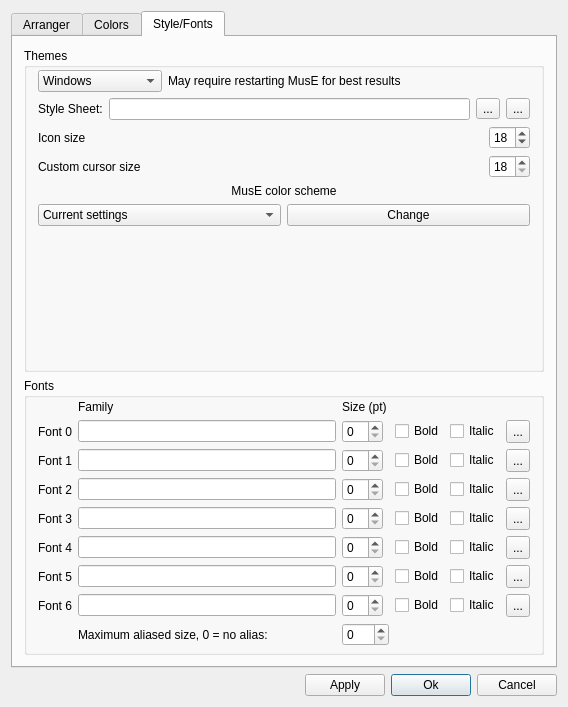
Before: the Qt Designer form muse3/muse/components/appearancebase.ui in emrum/muse, drawn with Qt 5.
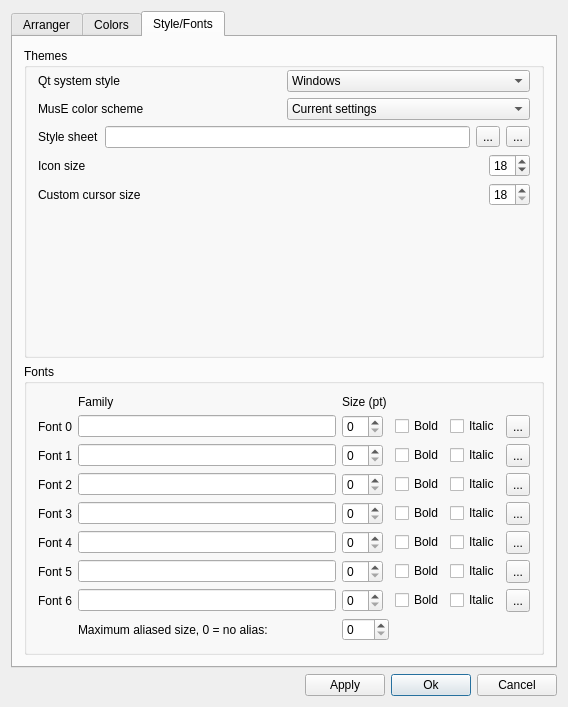
After: the same form once the commit is applied. The open tabs and pages were chosen to show the change. Custom widgets are drawn as their Qt base class.

Commit message: Appearance dlg - fixes for styles and font0

Patch:
```diff
--- a/muse3/muse/components/appearancebase.ui
+++ b/muse3/muse/components/appearancebase.ui
@@ -1173,6 +1173,13 @@
           </property>
           <item>
            <layout class="QHBoxLayout">
+            <item>
+             <widget class="QLabel" name="label_5">
+              <property name="text">
+               <string>Qt system style</string>
+              </property>
+             </widget>
+            </item>
             <item>
              <widget class="QComboBox" name="themeComboBox">
               <property name="sizePolicy">
@@ -1223,28 +1230,28 @@
               </item>
              </widget>
             </item>
+           </layout>
+          </item>
+          <item>
+           <layout class="QHBoxLayout" name="horizontalLayout_5">
             <item>
-             <widget class="QLabel" name="theme_label">
+             <widget class="QLabel" name="label_6">
               <property name="text">
-               <string>May require restarting MusE for best results</string>
+               <string>MusE color scheme</string>
               </property>
              </widget>
             </item>
             <item>
-             <spacer name="Spacer2">
-              <property name="orientation">
-               <enum>Qt::Horizontal</enum>
+             <widget class="QComboBox" name="colorSchemeComboBox">
+              <property name="currentText">
+               <string>Current settings</string>
               </property>
-              <property name="sizeType">
-               <enum>QSizePolicy::Expanding</enum>
-              </property>
-              <property name="sizeHint" stdset="0">
-               <size>
-                <width>90</width>
-                <height>20</height>
-               </size>
-              </property>
-             </spacer>
+              <item>
+               <property name="text">
+                <string>Current settings</string>
+               </property>
+              </item>
+             </widget>
             </item>
            </layout>
           </item>
@@ -1253,7 +1260,7 @@
             <item>
              <widget class="QLabel" name="label_41">
               <property name="text">
-               <string>Style Sheet:</string>
+               <string>Style sheet</string>
               </property>
              </widget>
             </item>
@@ -1354,39 +1361,6 @@
             </item>
            </layout>
           </item>
-          <item>
-           <widget class="QLabel" name="label_2">
-            <property name="text">
-             <string>MusE color scheme</string>
-            </property>
-            <property name="alignment">
-             <set>Qt::AlignCenter</set>
-            </property>
-           </widget>
-          </item>
-          <item>
-           <layout class="QHBoxLayout" name="horizontalLayout_5">
-            <item>
-             <widget class="QComboBox" name="colorSchemeComboBox">
-              <property name="currentText">
-               <string>Current settings</string>
-              </property>
-              <item>
-               <property name="text">
-                <string>Current settings</string>
-               </property>
-              </item>
-             </widget>
-            </item>
-            <item>
-             <widget class="QPushButton" name="changeThemeButton">
-              <property name="text">
-               <string>Change</string>
-              </property>
-             </widget>
-            </item>
-           </layout>
-          </item>
           <item>
            <spacer name="spacer3">
             <property name="orientation">
@@ -1412,39 +1386,7 @@
           <string>Fonts</string>
          </property>
          <layout class="QGridLayout" name="gridLayout_6">
-          <property name="leftMargin">
-           <number>11</number>
-          </property>
-          <property name="topMargin">
-           <number>2</number>
-          </property>
-          <property name="rightMargin">
-           <number>11</number>
-          </property>
-          <property name="bottomMargin">
-           <number>6</number>
-          </property>
-          <property name="spacing">
-           <number>6</number>
-          </property>
-          <item row="6" column="2">
-           <widget class="QSpinBox" name="fontSize4">
-            <property name="sizePolicy">
-             <sizepolicy hsizetype="Maximum" vsizetype="Fixed">
-              <horstretch>0</horstretch>
-              <verstretch>0</verstretch>
-             </sizepolicy>
-            </property>
-           </widget>
-          </item>
-          <item row="3" column="4">
-           <widget class="QCheckBox" name="italic1">
-            <property name="text">
-             <string>Italic</string>
-            </property>
-           </widget>
-          </item>
-          <item row="3" column="1">
+          <item row="2" column="1">
            <widget class="QLineEdit" name="fontName1">
             <property name="sizePolicy">
              <sizepolicy hsizetype="Expanding" vsizetype="Fixed">
@@ -1454,31 +1396,47 @@
             </property>
            </widget>
           </item>
-          <item row="1" column="2">
-           <widget class="QLabel" name="TextLabel1_1">
-            <property name="text">
-             <string>Size (pt)</string>
-            </property>
-            <property name="wordWrap">
-             <bool>false</bool>
-            </property>
-           </widget>
-          </item>
-          <item row="4" column="4">
-           <widget class="QCheckBox" name="italic2">
+          <item row="2" column="4">
+           <widget class="QCheckBox" name="italic1">
             <property name="text">
              <string>Italic</string>
             </property>
            </widget>
           </item>
-          <item row="2" column="3">
-           <widget class="QCheckBox" name="bold0">
+          <item row="6" column="3">
+           <widget class="QCheckBox" name="bold5">
             <property name="text">
              <string>Bold</string>
             </property>
            </widget>
           </item>
-          <item row="7" column="0">
+          <item row="1" column="5">
+           <widget class="QToolButton" name="fontBrowse0">
+            <property name="sizePolicy">
+             <sizepolicy hsizetype="Maximum" vsizetype="Minimum">
+              <horstretch>0</horstretch>
+              <verstretch>0</verstretch>
+             </sizepolicy>
+            </property>
+            <property name="text">
+             <string>...</string>
+            </property>
+           </widget>
+          </item>
+          <item row="3" column="5">
+           <widget class="QToolButton" name="fontBrowse2">
+            <property name="sizePolicy">
+             <sizepolicy hsizetype="Maximum" vsizetype="Minimum">
+              <horstretch>0</horstretch>
+              <verstretch>0</verstretch>
+             </sizepolicy>
+            </property>
+            <property name="text">
+             <string>...</string>
+            </property>
+           </widget>
+          </item>
+          <item row="6" column="0">
            <widget class="QLabel" name="textLabel7_2">
             <property name="text">
              <string>Font 5</string>
@@ -1488,55 +1446,148 @@
             </property>
            </widget>
           </item>
-          <item row="5" column="4">
+          <item row="2" column="0">
+           <widget class="QLabel" name="textLabel4">
+            <property name="text">
+             <string>Font 1</string>
+            </property>
+            <property name="wordWrap">
+             <bool>false</bool>
+            </property>
+           </widget>
+          </item>
+          <item row="4" column="5">
+           <widget class="QToolButton" name="fontBrowse3">
+            <property name="sizePolicy">
+             <sizepolicy hsizetype="Maximum" vsizetype="Minimum">
+              <horstretch>0</horstretch>
+              <verstretch>0</verstretch>
+             </sizepolicy>
+            </property>
+            <property name="text">
+             <string>...</string>
+            </property>
+           </widget>
+          </item>
+          <item row="4" column="0">
+           <widget class="QLabel" name="textLabel6">
+            <property name="text">
+             <string>Font 3</string>
+            </property>
+            <property name="wordWrap">
+             <bool>false</bool>
+            </property>
+           </widget>
+          </item>
+          <item row="3" column="2">
+           <widget class="QSpinBox" name="fontSize2">
+            <property name="sizePolicy">
+             <sizepolicy hsizetype="Maximum" vsizetype="Fixed">
+              <horstretch>0</horstretch>
+              <verstretch>0</verstretch>
+             </sizepolicy>
+            </property>
+           </widget>
+          </item>
+          <item row="4" column="1">
+           <widget class="QLineEdit" name="fontName3">
+            <property name="sizePolicy">
+             <sizepolicy hsizetype="Expanding" vsizetype="Fixed">
+              <horstretch>0</horstretch>
+              <verstretch>0</verstretch>
+             </sizepolicy>
+            </property>
+           </widget>
+          </item>
+          <item row="6" column="1">
+           <widget class="QLineEdit" name="fontName5">
+            <property name="sizePolicy">
+             <sizepolicy hsizetype="Expanding" vsizetype="Fixed">
+              <horstretch>0</horstretch>
+              <verstretch>0</verstretch>
+             </sizepolicy>
+            </property>
+           </widget>
+          </item>
+          <item row="1" column="1">
+           <widget class="QLineEdit" name="fontName0">
+            <property name="sizePolicy">
+             <sizepolicy hsizetype="Expanding" vsizetype="Fixed">
+              <horstretch>0</horstretch>
+              <verstretch>0</verstretch>
+             </sizepolicy>
+            </property>
+           </widget>
+          </item>
+          <item row="4" column="4">
            <widget class="QCheckBox" name="italic3">
             <property name="text">
              <string>Italic</string>
             </property>
            </widget>
           </item>
-          <item row="2" column="5">
-           <widget class="QToolButton" name="fontBrowse0">
-            <property name="sizePolicy">
-             <sizepolicy hsizetype="Maximum" vsizetype="Minimum">
-              <horstretch>0</horstretch>
-              <verstretch>0</verstretch>
-             </sizepolicy>
-            </property>
-            <property name="text">
-             <string>...</string>
-            </property>
-           </widget>
-          </item>
-          <item row="8" column="4">
+          <item row="7" column="4">
            <widget class="QCheckBox" name="italic6">
             <property name="text">
              <string>Italic</string>
             </property>
            </widget>
           </item>
-          <item row="8" column="5">
-           <widget class="QToolButton" name="fontBrowse6">
-            <property name="sizePolicy">
-             <sizepolicy hsizetype="Maximum" vsizetype="Minimum">
-              <horstretch>0</horstretch>
-              <verstretch>0</verstretch>
-             </sizepolicy>
+          <item row="8" column="2">
+           <widget class="QSpinBox" name="maxAliasedPointSize">
+            <property name="toolTip">
+             <string>At what point size to switch from aliased text
+ to non-aliased text.
+Zero means never alias, always use anti-aliasing.
+For certain controls such as compact sliders.
+Aliased text is bright and sharp but may look poor
+ in some cases.
+The font family is forced to 'Sans', which should 
+ give reasonable results at low point sizes.</string>
             </property>
-            <property name="text">
-             <string>...</string>
+            <property name="whatsThis">
+             <string>At what point size to switch from aliased text
+ to non-aliased text.
+Zero means never alias, always use anti-aliasing.
+For certain controls such as compact sliders.
+Aliased text is bright and sharp but may look poor
+ in some cases.
+The font family is forced to 'Sans', which should 
+ give reasonable results at low point sizes.</string>
+            </property>
+            <property name="suffix">
+             <string/>
+            </property>
+            <property name="minimum">
+             <number>0</number>
+            </property>
+            <property name="maximum">
+             <number>100</number>
+            </property>
+            <property name="value">
+             <number>0</number>
             </property>
            </widget>
           </item>
-          <item row="4" column="3">
+          <item row="3" column="3">
            <widget class="QCheckBox" name="bold2">
             <property name="text">
              <string>Bold</string>
             </property>
            </widget>
           </item>
-          <item row="3" column="2">
-           <widget class="QSpinBox" name="fontSize1">
+          <item row="7" column="1">
+           <widget class="QLineEdit" name="fontName6">
+            <property name="sizePolicy">
+             <sizepolicy hsizetype="Expanding" vsizetype="Fixed">
+              <horstretch>0</horstretch>
+              <verstretch>0</verstretch>
+             </sizepolicy>
+            </property>
+           </widget>
+          </item>
+          <item row="5" column="2">
+           <widget class="QSpinBox" name="fontSize4">
             <property name="sizePolicy">
              <sizepolicy hsizetype="Maximum" vsizetype="Fixed">
               <horstretch>0</horstretch>
@@ -1545,63 +1596,41 @@
             </property>
            </widget>
           </item>
-          <item row="5" column="5">
-           <widget class="QToolButton" name="fontBrowse3">
-            <property name="sizePolicy">
-             <sizepolicy hsizetype="Maximum" vsizetype="Minimum">
-              <horstretch>0</horstretch>
-              <verstretch>0</verstretch>
-             </sizepolicy>
+          <item row="7" column="0">
+           <widget class="QLabel" name="textLabel7_3">
+            <property name="text">
+             <string>Font 6</string>
             </property>
+            <property name="wordWrap">
+             <bool>false</bool>
+            </property>
+           </widget>
+          </item>
+          <item row="5" column="3">
+           <widget class="QCheckBox" name="bold4">
             <property name="text">
-             <string>...</string>
+             <string>Bold</string>
             </property>
            </widget>
           </item>
-          <item row="7" column="5">
-           <widget class="QToolButton" name="fontBrowse5">
+          <item row="5" column="1">
+           <widget class="QLineEdit" name="fontName4">
             <property name="sizePolicy">
-             <sizepolicy hsizetype="Maximum" vsizetype="Minimum">
+             <sizepolicy hsizetype="Expanding" vsizetype="Fixed">
               <horstretch>0</horstretch>
               <verstretch>0</verstretch>
              </sizepolicy>
             </property>
-            <property name="text">
-             <string>...</string>
-            </property>
            </widget>
           </item>
-          <item row="7" column="4">
+          <item row="6" column="4">
            <widget class="QCheckBox" name="italic5">
             <property name="text">
              <string>Italic</string>
             </property>
            </widget>
           </item>
-          <item row="4" column="5">
-           <widget class="QToolButton" name="fontBrowse2">
-            <property name="sizePolicy">
-             <sizepolicy hsizetype="Maximum" vsizetype="Minimum">
-              <horstretch>0</horstretch>
-              <verstretch>0</verstretch>
-             </sizepolicy>
-            </property>
-            <property name="text">
-             <string>...</string>
-            </property>
-           </widget>
-          </item>
-          <item row="3" column="0">
-           <widget class="QLabel" name="textLabel4">
-            <property name="text">
-             <string>Font 1</string>
-            </property>
-            <property name="wordWrap">
-             <bool>false</bool>
-            </property>
-           </widget>
-          </item>
-          <item row="2" column="0">
+          <item row="1" column="0">
            <widget class="QLabel" name="textLabel3">
             <property name="text">
              <string>Font 0</string>
@@ -1611,8 +1640,42 @@
             </property>
            </widget>
           </item>
+          <item row="1" column="3">
+           <widget class="QCheckBox" name="bold0">
+            <property name="text">
+             <string>Bold</string>
+            </property>
+           </widget>
+          </item>
+          <item row="0" column="1">
+           <widget class="QLabel" name="textLabel2">
+            <property name="text">
+             <string>Family</string>
+            </property>
+            <property name="wordWrap">
+             <bool>false</bool>
+            </property>
+           </widget>
+          </item>
+          <item row="5" column="0">
+           <widget class="QLabel" name="textLabel7">
+            <property name="text">
+             <string>Font 4</string>
+            </property>
+            <property name="wordWrap">
+             <bool>false</bool>
+            </property>
+           </widget>
+          </item>
+          <item row="1" column="4">
+           <widget class="QCheckBox" name="italic0">
+            <property name="text">
+             <string>Italic</string>
+            </property>
+           </widget>
+          </item>
           <item row="7" column="2">
-           <widget class="QSpinBox" name="fontSize5">
+           <widget class="QSpinBox" name="fontSize6">
             <property name="sizePolicy">
              <sizepolicy hsizetype="Maximum" vsizetype="Fixed">
               <horstretch>0</horstretch>
@@ -1621,54 +1684,54 @@
             </property>
            </widget>
           </item>
-          <item row="8" column="3">
-           <widget class="QCheckBox" name="bold6">
+          <item row="6" column="5">
+           <widget class="QToolButton" name="fontBrowse5">
+            <property name="sizePolicy">
+             <sizepolicy hsizetype="Maximum" vsizetype="Minimum">
+              <horstretch>0</horstretch>
+              <verstretch>0</verstretch>
+             </sizepolicy>
+            </property>
             <property name="text">
+             <string>...</string>
+            </property>
+           </widget>
+          </item>
+          <item row="5" column="4">
+           <widget class="QCheckBox" name="italic4">
+            <property name="text">
+             <string>Italic</string>
+            </property>
+           </widget>
+          </item>
+          <item row="4" column="3">
+           <widget class="QCheckBox" name="bold3">
+            <property name="text">
              <string>Bold</string>
             </property>
            </widget>
           </item>
-          <item row="4" column="1">
-           <widget class="QLineEdit" name="fontName2">
+          <item row="2" column="3">
+           <widget class="QCheckBox" name="bold1">
+            <property name="text">
+             <string>Bold</string>
+            </property>
+           </widget>
+          </item>
+          <item row="2" column="5">
+           <widget class="QToolButton" name="fontBrowse1">
             <property name="sizePolicy">
-             <sizepolicy hsizetype="Expanding" vsizetype="Fixed">
+             <sizepolicy hsizetype="Maximum" vsizetype="Minimum">
               <horstretch>0</horstretch>
               <verstretch>0</verstretch>
              </sizepolicy>
             </property>
+            <property name="text">
+             <string>...</string>
+            </property>
            </widget>
           </item>
           <item row="8" column="1">
-           <widget class="QLineEdit" name="fontName6">
-            <property name="sizePolicy">
-             <sizepolicy hsizetype="Expanding" vsizetype="Fixed">
-              <horstretch>0</horstretch>
-              <verstretch>0</verstretch>
-             </sizepolicy>
-            </property>
-           </widget>
-          </item>
-          <item row="5" column="2">
-           <widget class="QSpinBox" name="fontSize3">
-            <property name="sizePolicy">
-             <sizepolicy hsizetype="Maximum" vsizetype="Fixed">
-              <horstretch>0</horstretch>
-              <verstretch>0</verstretch>
-             </sizepolicy>
-            </property>
-           </widget>
-          </item>
-          <item row="7" column="1">
-           <widget class="QLineEdit" name="fontName5">
-            <property name="sizePolicy">
-             <sizepolicy hsizetype="Expanding" vsizetype="Fixed">
-              <horstretch>0</horstretch>
-              <verstretch>0</verstretch>
-             </sizepolicy>
-            </property>
-           </widget>
-          </item>
-          <item row="9" column="1">
            <widget class="QLabel" name="label_14">
             <property name="toolTip">
              <string/>
@@ -1682,7 +1745,7 @@
            </widget>
           </item>
           <item row="4" column="2">
-           <widget class="QSpinBox" name="fontSize2">
+           <widget class="QSpinBox" name="fontSize3">
             <property name="sizePolicy">
              <sizepolicy hsizetype="Maximum" vsizetype="Fixed">
               <horstretch>0</horstretch>
@@ -1691,7 +1754,7 @@
             </property>
            </widget>
           </item>
-          <item row="2" column="2">
+          <item row="1" column="2">
            <widget class="QSpinBox" name="fontSize0">
             <property name="sizePolicy">
              <sizepolicy hsizetype="Maximum" vsizetype="Fixed">
@@ -1701,7 +1764,17 @@
             </property>
            </widget>
           </item>
-          <item row="4" column="0">
+          <item row="2" column="2">
+           <widget class="QSpinBox" name="fontSize1">
+            <property name="sizePolicy">
+             <sizepolicy hsizetype="Maximum" vsizetype="Fixed">
+              <horstretch>0</horstretch>
+              <verstretch>0</verstretch>
+             </sizepolicy>
+            </property>
+           </widget>
+          </item>
+          <item row="3" column="0">
            <widget class="QLabel" name="textLabel5">
             <property name="text">
              <string>Font 2</string>
@@ -1711,56 +1784,45 @@
             </property>
            </widget>
           </item>
-          <item row="6" column="4">
-           <widget class="QCheckBox" name="italic4">
+          <item row="7" column="5">
+           <widget class="QToolButton" name="fontBrowse6">
+            <property name="sizePolicy">
+             <sizepolicy hsizetype="Maximum" vsizetype="Minimum">
+              <horstretch>0</horstretch>
+              <verstretch>0</verstretch>
+             </sizepolicy>
+            </property>
+            <property name="text">
+             <string>...</string>
+            </property>
+           </widget>
+          </item>
+          <item row="6" column="2">
+           <widget class="QSpinBox" name="fontSize5">
+            <property name="sizePolicy">
+             <sizepolicy hsizetype="Maximum" vsizetype="Fixed">
+              <horstretch>0</horstretch>
+              <verstretch>0</verstretch>
+             </sizepolicy>
+            </property>
+           </widget>
+          </item>
+          <item row="3" column="4">
+           <widget class="QCheckBox" name="italic2">
             <property name="text">
              <string>Italic</string>
             </property>
            </widget>
           </item>
-          <item row="6" column="1">
-           <widget class="QLineEdit" name="fontName4">
-            <property name="sizePolicy">
-             <sizepolicy hsizetype="Expanding" vsizetype="Fixed">
-              <horstretch>0</horstretch>
-              <verstretch>0</verstretch>
-             </sizepolicy>
-            </property>
-           </widget>
-          </item>
-          <item row="6" column="3">
-           <widget class="QCheckBox" name="bold4">
-            <property name="text">
-             <string>Bold</string>
-            </property>
-           </widget>
-          </item>
-          <item row="6" column="0">
-           <widget class="QLabel" name="textLabel7">
-            <property name="text">
-             <string>Font 4</string>
-            </property>
-            <property name="wordWrap">
-             <bool>false</bool>
-            </property>
-           </widget>
-          </item>
           <item row="7" column="3">
-           <widget class="QCheckBox" name="bold5">
+           <widget class="QCheckBox" name="bold6">
             <property name="text">
              <string>Bold</string>
             </property>
            </widget>
           </item>
-          <item row="2" column="4">
-           <widget class="QCheckBox" name="italic0">
-            <property name="text">
-             <string>Italic</string>
-            </property>
-           </widget>
-          </item>
-          <item row="2" column="1">
-           <widget class="QLineEdit" name="fontName0">
+          <item row="3" column="1">
+           <widget class="QLineEdit" name="fontName2">
             <property name="sizePolicy">
              <sizepolicy hsizetype="Expanding" vsizetype="Fixed">
               <horstretch>0</horstretch>
@@ -1769,24 +1831,17 @@
             </property>
            </widget>
           </item>
-          <item row="5" column="1">
-           <widget class="QLineEdit" name="fontName3">
-            <property name="sizePolicy">
-             <sizepolicy hsizetype="Expanding" vsizetype="Fixed">
-              <horstretch>0</horstretch>
-              <verstretch>0</verstretch>
-             </sizepolicy>
-            </property>
-           </widget>
-          </item>
-          <item row="3" column="3">
-           <widget class="QCheckBox" name="bold1">
+          <item row="0" column="2">
+           <widget class="QLabel" name="TextLabel1_1">
             <property name="text">
-             <string>Bold</string>
+             <string>Size (pt)</string>
             </property>
+            <property name="wordWrap">
+             <bool>false</bool>
+            </property>
            </widget>
           </item>
-          <item row="6" column="5">
+          <item row="5" column="5">
            <widget class="QToolButton" name="fontBrowse4">
             <property name="sizePolicy">
              <sizepolicy hsizetype="Maximum" vsizetype="Minimum">
@@ -1799,102 +1854,6 @@
             </property>
            </widget>
           </item>
-          <item row="9" column="2">
-           <widget class="QSpinBox" name="maxAliasedPointSize">
-            <property name="toolTip">
-             <string>At what point size to switch from aliased text
- to non-aliased text.
-Zero means never alias, always use anti-aliasing.
-For certain controls such as compact sliders.
-Aliased text is bright and sharp but may look poor
- in some cases.
-The font family is forced to 'Sans', which should 
- give reasonable results at low point sizes.</string>
-            </property>
-            <property name="whatsThis">
-             <string>At what point size to switch from aliased text
- to non-aliased text.
-Zero means never alias, always use anti-aliasing.
-For certain controls such as compact sliders.
-Aliased text is bright and sharp but may look poor
- in some cases.
-The font family is forced to 'Sans', which should 
- give reasonable results at low point sizes.</string>
-            </property>
-            <property name="suffix">
-             <string/>
-            </property>
-            <property name="minimum">
-             <number>0</number>
-            </property>
-            <property name="maximum">
-             <number>100</number>
-            </property>
-            <property name="value">
-             <number>0</number>
-            </property>
-           </widget>
-          </item>
-          <item row="5" column="3">
-           <widget class="QCheckBox" name="bold3">
-            <property name="text">
-             <string>Bold</string>
-            </property>
-           </widget>
-          </item>
-          <item row="5" column="0">
-           <widget class="QLabel" name="textLabel6">
-            <property name="text">
-             <string>Font 3</string>
-            </property>
-            <property name="wordWrap">
-             <bool>false</bool>
-            </property>
-           </widget>
-          </item>
-          <item row="8" column="2">
-           <widget class="QSpinBox" name="fontSize6">
-            <property name="sizePolicy">
-             <sizepolicy hsizetype="Maximum" vsizetype="Fixed">
-              <horstretch>0</horstretch>
-              <verstretch>0</verstretch>
-             </sizepolicy>
-            </property>
-           </widget>
-          </item>
-          <item row="3" column="5">
-           <widget class="QToolButton" name="fontBrowse1">
-            <property name="sizePolicy">
-             <sizepolicy hsizetype="Maximum" vsizetype="Minimum">
-              <horstretch>0</horstretch>
-              <verstretch>0</verstretch>
-             </sizepolicy>
-            </property>
-            <property name="text">
-             <string>...</string>
-            </property>
-           </widget>
-          </item>
-          <item row="1" column="1">
-           <widget class="QLabel" name="textLabel2">
-            <property name="text">
-             <string>Family</string>
-            </property>
-            <property name="wordWrap">
-             <bool>false</bool>
-            </property>
-           </widget>
-          </item>
-          <item row="8" column="0">
-           <widget class="QLabel" name="textLabel7_3">
-            <property name="text">
-             <string>Font 6</string>
-            </property>
-            <property name="wordWrap">
-             <bool>false</bool>
-            </property>
-           </widget>
-          </item>
          </layout>
         </widget>
        </item>
```
The commit also changes 9 other files.
